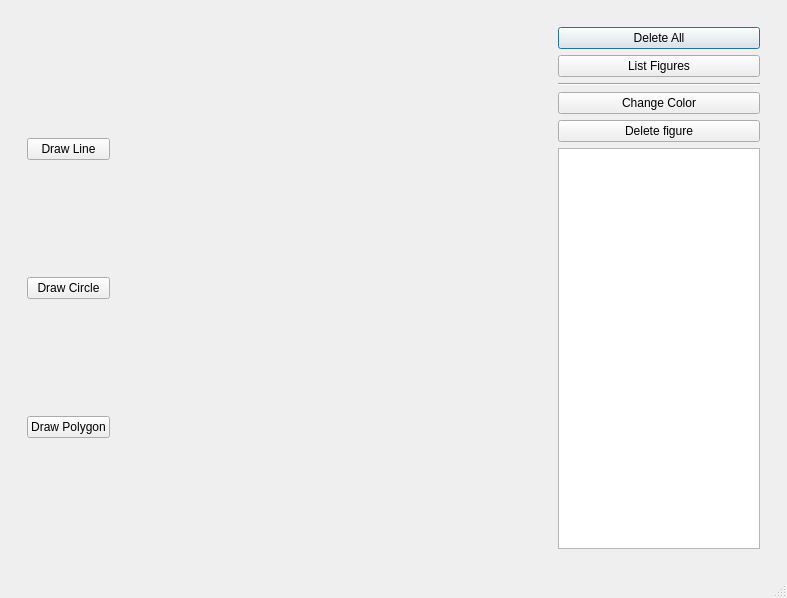
Old version of the form mainwindow.ui in the repository mhocio/Pixel-Drawing.
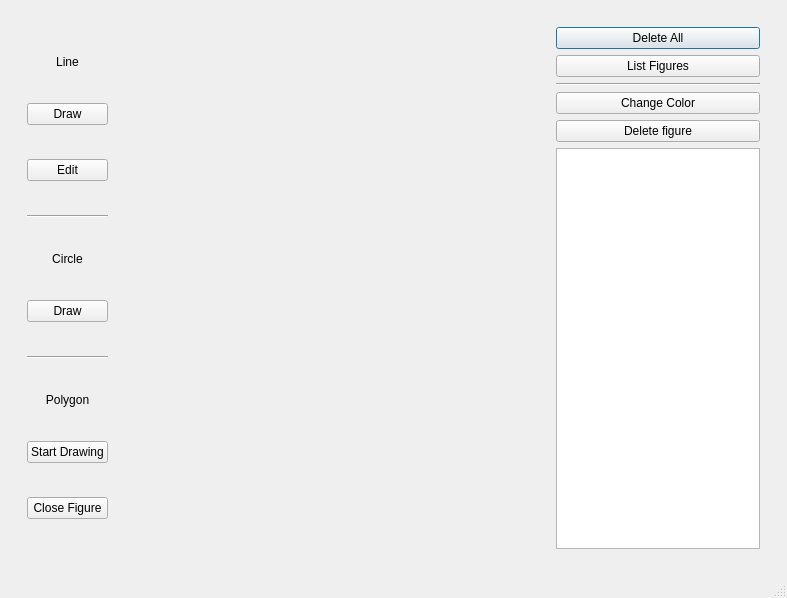
New version of the form.

Commit message: Add closing of polygons

Patch:
```diff
--- a/mainwindow.ui
+++ b/mainwindow.ui
@@ -36,24 +36,100 @@
           <property name="sizeConstraint">
            <enum>QLayout::SetDefaultConstraint</enum>
           </property>
+          <item>
+           <widget class="QLabel" name="label_3">
+            <property name="sizePolicy">
+             <sizepolicy hsizetype="Minimum" vsizetype="Fixed">
+              <horstretch>0</horstretch>
+              <verstretch>0</verstretch>
+             </sizepolicy>
+            </property>
+            <property name="text">
+             <string>Line</string>
+            </property>
+            <property name="alignment">
+             <set>Qt::AlignCenter</set>
+            </property>
+           </widget>
+          </item>
           <item>
            <widget class="QPushButton" name="drawLineButton">
             <property name="text">
-             <string>Draw Line</string>
+             <string>Draw</string>
+            </property>
+           </widget>
+          </item>
+          <item>
+           <widget class="QPushButton" name="editLineButton">
+            <property name="text">
+             <string>Edit</string>
+            </property>
+           </widget>
+          </item>
+          <item>
+           <widget class="Line" name="line_2">
+            <property name="orientation">
+             <enum>Qt::Horizontal</enum>
+            </property>
+           </widget>
+          </item>
+          <item>
+           <widget class="QLabel" name="label_2">
+            <property name="sizePolicy">
+             <sizepolicy hsizetype="Minimum" vsizetype="Fixed">
+              <horstretch>0</horstretch>
+              <verstretch>0</verstretch>
+             </sizepolicy>
+            </property>
+            <property name="text">
+             <string>Circle</string>
+            </property>
+            <property name="alignment">
+             <set>Qt::AlignCenter</set>
             </property>
            </widget>
           </item>
           <item>
            <widget class="QPushButton" name="drawCircleButton">
             <property name="text">
-             <string>Draw Circle</string>
+             <string>Draw</string>
+            </property>
+           </widget>
+          </item>
+          <item>
+           <widget class="Line" name="line_3">
+            <property name="orientation">
+             <enum>Qt::Horizontal</enum>
+            </property>
+           </widget>
+          </item>
+          <item>
+           <widget class="QLabel" name="label">
+            <property name="sizePolicy">
+             <sizepolicy hsizetype="Minimum" vsizetype="Fixed">
+              <horstretch>0</horstretch>
+              <verstretch>0</verstretch>
+             </sizepolicy>
+            </property>
+            <property name="text">
+             <string>Polygon</string>
+            </property>
+            <property name="alignment">
+             <set>Qt::AlignCenter</set>
             </property>
            </widget>
           </item>
           <item>
            <widget class="QPushButton" name="drawPolygonButton">
             <property name="text">
-             <string>Draw Polygon</string>
+             <string>Start Drawing</string>
+            </property>
+           </widget>
+          </item>
+          <item>
+           <widget class="QPushButton" name="endDrawingPolygonButton">
+            <property name="text">
+             <string>Close Figure</string>
             </property>
            </widget>
           </item>
```
The commit also changes 5 other files.
